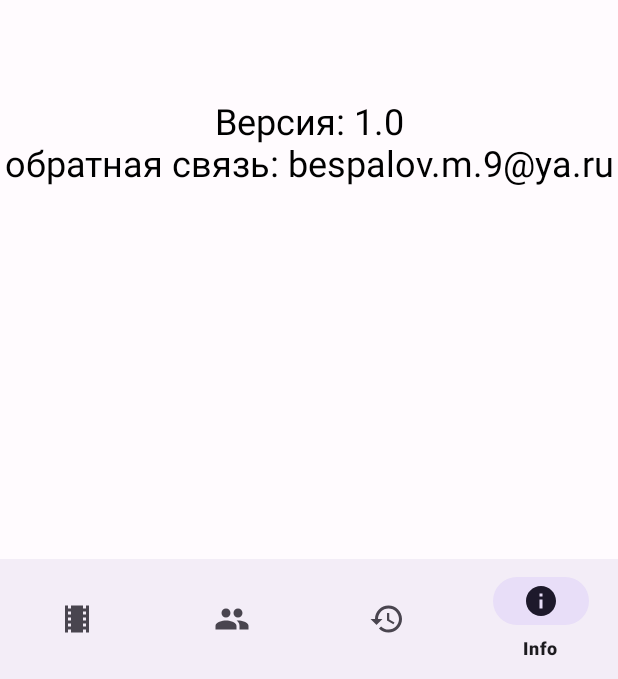
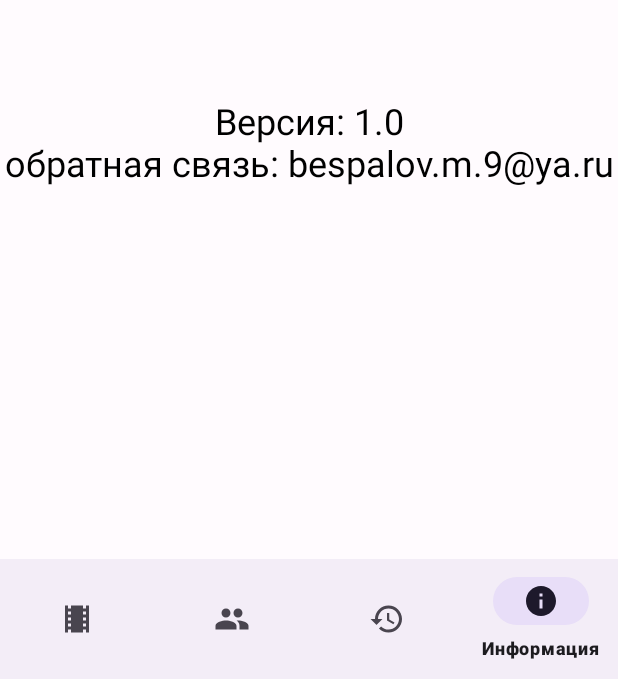
Before and after one commit to besmax/MovieSearcher, an Android app: the InfoFragment screen opened through its navigation route, on a phone screen of 412 x 824 dp, the part 557-1236 px from its top. Run offline under Robolectric (Android 15) with nearby library versions, the phone set to English and light mode, and no system bars; our stand-ins replace Dagger/Hilt's generated code, Room's generated code, navigation-ui; pictures from the network do not load.

Commit message:
string from bottom nav view were extract to resources

```diff
--- a/app/src/main/res/menu/bottom_navigation_menu.xml
+++ b/app/src/main/res/menu/bottom_navigation_menu.xml
@@ -3,20 +3,20 @@
     <item
         android:id="@+id/moviesFragment"
         android:icon="@drawable/ic_movies"
-        android:title="Movies" />
+        android:title="@string/movies_bottom_nav_view" />
 
     <item
         android:id="@+id/namesFragment"
         android:icon="@drawable/ic_names"
-        android:title="Persons" />
+        android:title="@string/persons_bottom_nav_view" />
 
     <item
         android:id="@+id/historyFragment"
         android:icon="@drawable/ic_history"
-        android:title="History" />
+        android:title="@string/history_bottom_nav_view" />
 
     <item
         android:id="@+id/infoFragment"
         android:icon="@drawable/ic_info"
-        android:title="Info" />
+        android:title="@string/info_bottom_nav_view" />
 </menu>
--- a/app/src/main/res/values/strings.xml
+++ b/app/src/main/res/values/strings.xml
@@ -24,4 +24,8 @@
     <string name="hello_blank_fragment">Hello blank fragment</string>
     <string name="app_info">Версия: 1.0\nобратная связь: bespalov.m.9@ya.ru</string>
     <string name="app_info_name">IMDB Movie Searcher</string>
+    <string name="movies_bottom_nav_view">Фильмы</string>
+    <string name="persons_bottom_nav_view">Люди</string>
+    <string name="history_bottom_nav_view">История</string>
+    <string name="info_bottom_nav_view">Информация</string>
 </resources>
```
